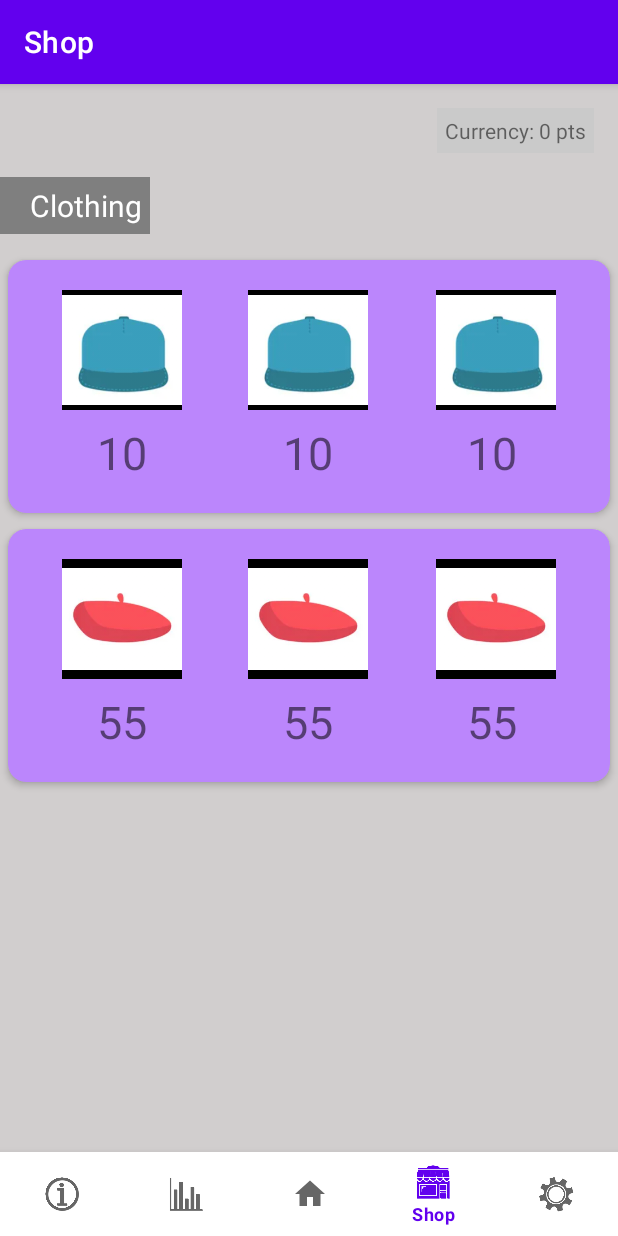
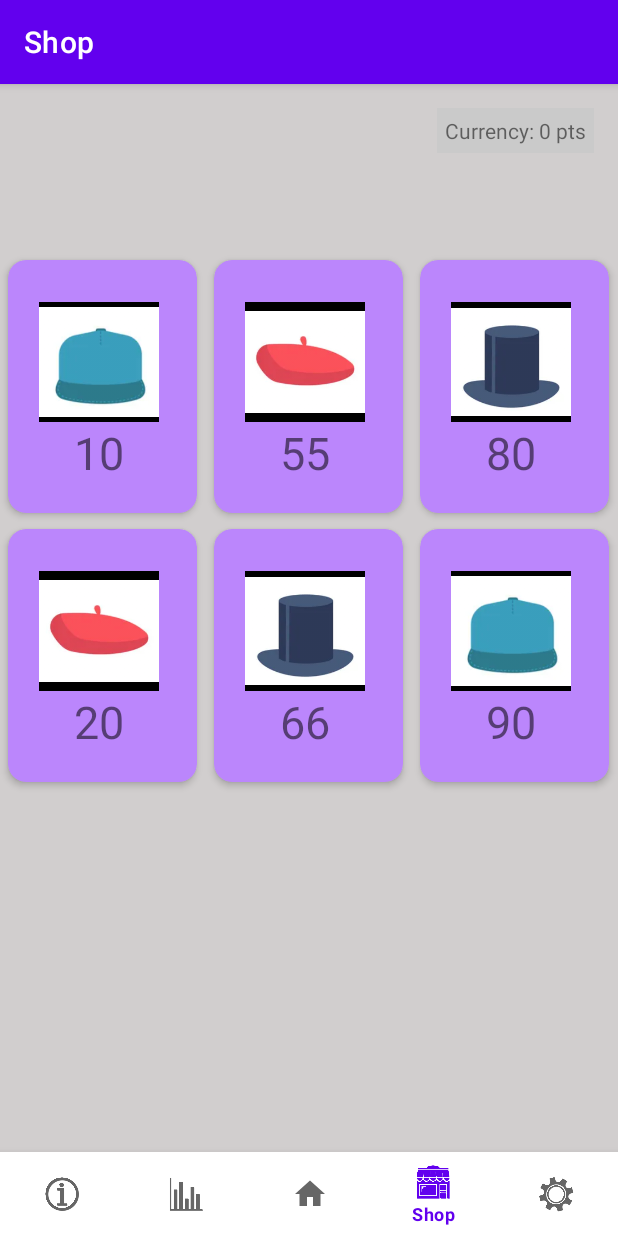
Before and after one commit to blackfloret/JuvenileDiabetesManager, an Android app: the ShopFragment screen opened through its navigation route, on a phone screen of 412 x 824 dp. Run offline under Robolectric (Android 15) with nearby library versions, the light colour scheme and no system bars; our stand-ins replace navigation-ui.

Commit message:
got rows of 3 working finally for shop screen

```diff
--- a/app/src/main/java/com/example/juvenilediabetesmanager/ShopRecyclerAdapter.kt
+++ b/app/src/main/java/com/example/juvenilediabetesmanager/ShopRecyclerAdapter.kt
@@ -16,36 +16,23 @@ class ShopRecyclerAdapter: RecyclerView.Adapter<ShopRecyclerAdapter.ViewHolder>(
     }
 
     override fun getItemCount(): Int {
-        //Return the number of card rows (remember, each row is 3 items, so array size / 3 = how many cards)
-        //So if we have 6 items, then we need 2 card rows to display them
-        return costsArr.size/3
+        //Return the number of card rows
+        return costsArr.size
     }
 
     override fun onBindViewHolder(holder: ShopRecyclerAdapter.ViewHolder, position: Int) {
         //Populate the arrays data to each card view
         holder.itemCost1.text = costsArr[position]
         holder.itemImage1.setImageResource(imagesArr[position])
-        holder.itemCost2.text = costsArr[position]
-        holder.itemImage2.setImageResource(imagesArr[position])
-        holder.itemCost3.text = costsArr[position]
-        holder.itemImage3.setImageResource(imagesArr[position])
     }
 
     inner class ViewHolder(itemView: View): RecyclerView.ViewHolder(itemView) {
         var itemImage1: ImageView
         var itemCost1: TextView
-        var itemImage2: ImageView
-        var itemCost2: TextView
-        var itemImage3: ImageView
-        var itemCost3: TextView
 
         init {
             itemImage1 = itemView.findViewById(R.id.item_image1)
             itemCost1 = itemView.findViewById(R.id.textView1)
-            itemImage2 = itemView.findViewById(R.id.item_image2)
-            itemCost2 = itemView.findViewById(R.id.textView2)
-            itemImage3 = itemView.findViewById(R.id.item_image3)
-            itemCost3 = itemView.findViewById(R.id.textView3)
         }
     }
 }
--- a/app/src/main/java/com/example/juvenilediabetesmanager/ui/shop/ShopFragment.kt
+++ b/app/src/main/java/com/example/juvenilediabetesmanager/ui/shop/ShopFragment.kt
@@ -6,6 +6,7 @@ import android.view.View
 import android.view.ViewGroup
 import androidx.fragment.app.Fragment
 import androidx.lifecycle.ViewModelProvider
+import androidx.recyclerview.widget.GridLayoutManager
 import androidx.recyclerview.widget.LinearLayoutManager
 import androidx.recyclerview.widget.RecyclerView
 import com.example.juvenilediabetesmanager.R
@@ -33,7 +34,7 @@ class ShopFragment : Fragment() {
         _binding = FragmentShopBinding.inflate(inflater, container, false)
 
         val shopRecyclerView: RecyclerView = binding.shopRecyclerView
-        shopLayoutManager = LinearLayoutManager(requireActivity())
+        shopLayoutManager = GridLayoutManager(requireActivity(), 3)
         shopRecyclerView.layoutManager = shopLayoutManager
 
         adapter = ShopRecyclerAdapter()
--- a/app/src/main/res/layout/card_layout.xml
+++ b/app/src/main/res/layout/card_layout.xml
@@ -1,7 +1,7 @@
 <?xml version="1.0" encoding="utf-8"?>
 <androidx.cardview.widget.CardView xmlns:android="http://schemas.android.com/apk/res/android"
     xmlns:tools="http://schemas.android.com/tools"
-    android:layout_width="match_parent"
+    android:layout_width="126dp"
     android:layout_height="wrap_content"
     xmlns:app="http://schemas.android.com/apk/res-auto"
     android:id="@+id/card_view"
@@ -13,23 +13,22 @@
     >
 
     <androidx.constraintlayout.widget.ConstraintLayout
-        android:layout_width="match_parent"
+        android:id="@+id/relativeLayout"
+        android:layout_width="126dp"
         android:layout_height="wrap_content"
-        android:id="@+id/relativeLayout"
         android:padding="16dp">
 
         <ImageView
             android:id="@+id/item_image1"
             android:layout_width="80dp"
             android:layout_height="80dp"
-            android:layout_marginLeft="24dp"
-            android:layout_marginEnd="44dp"
+            android:layout_marginEnd="13dp"
             android:background="@color/black"
             app:layout_constraintBottom_toTopOf="@+id/textView1"
-            app:layout_constraintEnd_toStartOf="@+id/item_image2"
+            app:layout_constraintEnd_toEndOf="parent"
             app:layout_constraintLeft_toLeftOf="parent"
             app:layout_constraintTop_toTopOf="parent"
-            app:layout_constraintVertical_bias="0.0" />
+            app:layout_constraintVertical_bias="1.0" />
 
         <TextView
             android:id="@+id/textView1"
@@ -42,58 +41,6 @@
             app:layout_constraintEnd_toEndOf="@+id/item_image1"
             app:layout_constraintStart_toStartOf="@+id/item_image1"
             app:layout_constraintTop_toTopOf="parent"></TextView>
-
-        <ImageView
-            android:id="@+id/item_image2"
-            android:layout_width="80dp"
-            android:layout_height="80dp"
-            android:layout_marginBottom="8dp"
-            android:background="@color/black"
-            app:layout_constraintBottom_toTopOf="@+id/textView2"
-            app:layout_constraintEnd_toEndOf="parent"
-            app:layout_constraintHorizontal_bias="0.498"
-            app:layout_constraintStart_toStartOf="parent"
-            app:layout_constraintTop_toTopOf="parent"
-            app:layout_constraintVertical_bias="1.0" />
-
-        <TextView
-            android:id="@+id/textView2"
-            android:layout_width="wrap_content"
-            android:layout_height="wrap_content"
-            android:layout_marginTop="88dp"
-            android:gravity="center"
-            android:text="Cost"
-            android:textSize="30dp"
-            app:layout_constraintEnd_toEndOf="@+id/item_image2"
-            app:layout_constraintStart_toStartOf="@+id/item_image2"
-            app:layout_constraintTop_toTopOf="parent"></TextView>
-
-        <ImageView
-            android:id="@+id/item_image3"
-            android:layout_width="80dp"
-            android:layout_height="80dp"
-            android:layout_marginStart="45dp"
-            android:layout_marginEnd="24dp"
-            android:background="@color/black"
-            app:layout_constraintEnd_toEndOf="parent"
-            app:layout_constraintHorizontal_bias="0.0"
-            app:layout_constraintStart_toEndOf="@+id/item_image2"
-            app:layout_constraintTop_toTopOf="parent" />
-
-        <TextView
-            android:id="@+id/textView3"
-            android:layout_width="wrap_content"
-            android:layout_height="wrap_content"
-            android:layout_marginTop="88dp"
-            android:gravity="center"
-            android:text="Cost"
-            android:textSize="30dp"
-            app:layout_constraintEnd_toEndOf="@+id/item_image3"
-            app:layout_constraintHorizontal_bias="0.444"
-            app:layout_constraintStart_toStartOf="@+id/item_image3"
-            app:layout_constraintTop_toTopOf="parent"></TextView>
-
-
     </androidx.constraintlayout.widget.ConstraintLayout>
 
 </androidx.cardview.widget.CardView>
--- a/app/src/main/res/layout/fragment_shop.xml
+++ b/app/src/main/res/layout/fragment_shop.xml
@@ -20,24 +20,6 @@
         app:layout_constraintEnd_toEndOf="parent"
         app:layout_constraintTop_toTopOf="parent" />
 
-    <TextView
-        android:layout_width="wrap_content"
-        android:layout_height="wrap_content"
-        android:layout_marginTop="72dp"
-        android:layout_marginEnd="312dp"
-        android:layout_marginBottom="22dp"
-        android:background="#7F7F7F"
-        android:paddingLeft="20dp"
-        android:paddingTop="5dp"
-        android:paddingRight="5dp"
-        android:paddingBottom="5dp"
-        android:text="Clothing"
-        android:textColor="#FFFFFF"
-        android:textSize="20sp"
-        app:layout_constraintBottom_toTopOf="@+id/shopRecyclerView"
-        app:layout_constraintEnd_toEndOf="parent"
-        app:layout_constraintTop_toTopOf="parent" />
-
     <androidx.recyclerview.widget.RecyclerView
         android:id="@+id/shopRecyclerView"
         android:layout_width="match_parent"
@@ -47,6 +29,8 @@
         app:layout_constraintHorizontal_bias="0.0"
         app:layout_constraintStart_toStartOf="parent"
         app:layout_constraintTop_toTopOf="parent"
-        app:layout_constraintVertical_bias="1.0" />
+        app:layout_constraintVertical_bias="1.0"
+        app:layoutManager="androidx.recyclerview.widget.GridLayoutManager"
+        app:spanCount="2"/>
 
 </androidx.constraintlayout.widget.ConstraintLayout>
```
